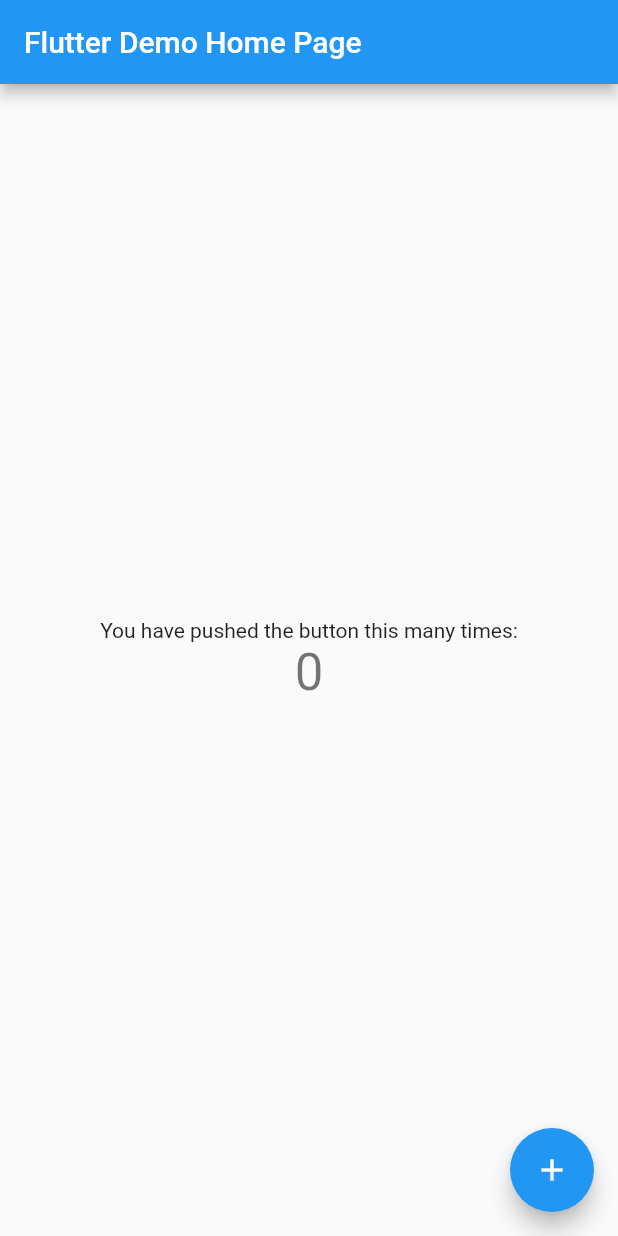
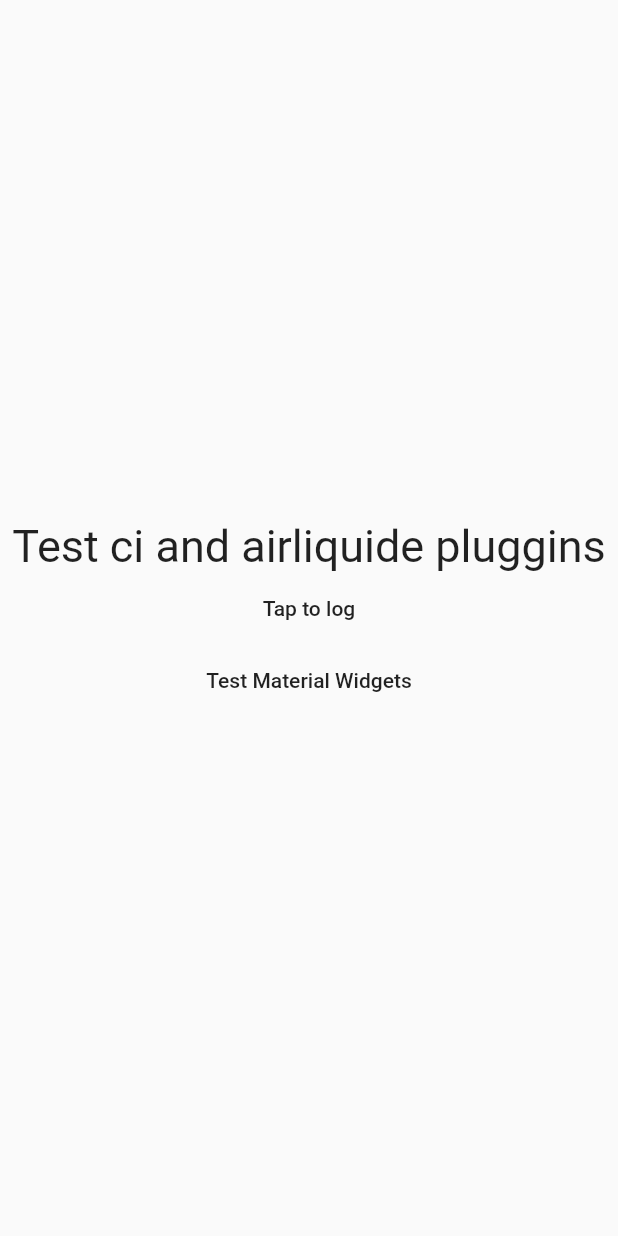
Before and after one commit to hbock-42/ci_and_pluggins_test, a Flutter app: the screen it shows after launch, on a phone screen of 412 x 824 dp. Run offline on Flutter 3.47's test engine with Material 2 defaults, Android fonts, the phone set to English and light mode, and no system bars; our stand-ins replace flutter_hooks; missing offline and left inert: fimber.

Commit message:
test hook input

```diff
--- a/lib/main.dart
+++ b/lib/main.dart
@@ -1,118 +1,31 @@
+import 'package:fimber/fimber_base.dart';
 import 'package:flutter/material.dart';
 
+import 'ui/pages/home.dart';
+
 void main() {
+  init();
   runApp(MyApp());
 }
 
 class MyApp extends StatelessWidget {
-  // This widget is the root of your application.
   @override
   Widget build(BuildContext context) {
     return MaterialApp(
       title: 'Flutter Demo',
       theme: ThemeData(
-        // This is the theme of your application.
-        //
-        // Try running your application with "flutter run". You'll see the
-        // application has a blue toolbar. Then, without quitting the app, try
-        // changing the primarySwatch below to Colors.green and then invoke
-        // "hot reload" (press "r" in the console where you ran "flutter run",
-        // or simply save your changes to "hot reload" in a Flutter IDE).
-        // Notice that the counter didn't reset back to zero; the application
-        // is not restarted.
         primarySwatch: Colors.blue,
-        // This makes the visual density adapt to the platform that you run
-        // the app on. For desktop platforms, the controls will be smaller and
-        // closer together (more dense) than on mobile platforms.
         visualDensity: VisualDensity.adaptivePlatformDensity,
       ),
-      home: MyHomePage(title: 'Flutter Demo Home Page'),
+      home: Home(),
     );
   }
 }
 
-class MyHomePage extends StatefulWidget {
-  MyHomePage({Key key, this.title}) : super(key: key);
-  // pls don't build
-
-  // This widget is the home page of your application. It is stateful, meaning
-  // that it has a State object (defined below) that contains fields that affect
-  // how it looks.
-
-  // This class is the configuration for the state. It holds the values (in this
-  // case the title) provided by the parent (in this case the App widget) and
-  // used by the build method of the State. Fields in a Widget subclass are
-  // always marked "final".
-
-  final String title;
-
-  @override
-  _MyHomePageState createState() => _MyHomePageState();
+void init() {
+  initLogger();
 }
 
-class _MyHomePageState extends State<MyHomePage> {
-  int _counter = 0;
-
-  void _incrementCounter() {
-    setState(() {
-      // This call to setState tells the Flutter framework that something has
-      // changed in this State, which causes it to rerun the build method below
-      // so that the display can reflect the updated values. If we changed
-      // _counter without calling setState(), then the build method would not be
-      // called again, and so nothing would appear to happen.
-      _counter++;
-    });
-  }
-
-  @override
-  Widget build(BuildContext context) {
-    // This method is rerun every time setState is called, for instance as done
-    // by the _incrementCounter method above.
-    //
-    // The Flutter framework has been optimized to make rerunning build methods
-    // fast, so that you can just rebuild anything that needs updating rather
-    // than having to individually change instances of widgets.
-    return Scaffold(
-      appBar: AppBar(
-        // Here we take the value from the MyHomePage object that was created by
-        // the App.build method, and use it to set our appbar title.
-        title: Text(widget.title),
-      ),
-      body: Center(
-        // Center is a layout widget. It takes a single child and positions it
-        // in the middle of the parent.
-        child: Column(
-          // Column is also a layout widget. It takes a list of children and
-          // arranges them vertically. By default, it sizes itself to fit its
-          // children horizontally, and tries to be as tall as its parent.
-          //
-          // Invoke "debug painting" (press "p" in the console, choose the
-          // "Toggle Debug Paint" action from the Flutter Inspector in Android
-          // Studio, or the "Toggle Debug Paint" command in Visual Studio Code)
-          // to see the wireframe for each widget.
-          //
-          // Column has various properties to control how it sizes itself and
-          // how it positions its children. Here we use mainAxisAlignment to
-          // center the children vertically; the main axis here is the vertical
-          // axis because Columns are vertical (the cross axis would be
-          // horizontal).
-          mainAxisAlignment: MainAxisAlignment.center,
-          children: <Widget>[
-            Text(
-              'You have pushed the button this many times:',
-            ),
-            Text(
-              '$_counter',
-              style: Theme.of(context).textTheme.headline4,
-            ),
-          ],
-        ),
-      ),
-      floatingActionButton: FloatingActionButton(
-        onPressed: _incrementCounter,
-        tooltip: 'Increment',
-        child: Icon(Icons.add),
-      ), // This trailing comma makes auto-formatting nicer for build methods.
-    );
-  }
+void initLogger() {
+  Fimber.plantTree(DebugTree());
 }
--- /dev/null
+++ b/lib/ui/pages/home.dart
@@ -0,0 +1,36 @@
+import 'package:ci_and_pluggins_test/ui/pages/TestMaterialWidgets.dart';
+
+import '../widgets/log_on_tap.dart';
+import 'package:flutter/material.dart';
+
+class Home extends StatelessWidget {
+  @override
+  Widget build(BuildContext context) {
+    return Material(
+      child: Container(
+        child: Column(
+          mainAxisAlignment: MainAxisAlignment.center,
+          children: [
+            Text(
+              'Test ci and airliquide pluggins',
+              style: TextStyle().copyWith(fontSize: 30),
+              textAlign: TextAlign.center,
+            ),
+            LogOnTap(),
+            FlatButton(
+                onPressed: () => pushTestMaterialWidgetsRoute(context),
+                child: Text('Test Material Widgets')),
+          ],
+        ),
+      ),
+    );
+  }
+
+  void pushTestMaterialWidgetsRoute(BuildContext context) {
+    Navigator.push(
+      context,
+      MaterialPageRoute(
+          builder: (context) => Material(child: TestMaterialWidgets())),
+    );
+  }
+}
--- /dev/null
+++ b/lib/ui/widgets/log_on_tap.dart
@@ -0,0 +1,21 @@
+import 'package:fimber/fimber.dart';
+import 'package:flutter/material.dart';
+
+class LogOnTap extends StatefulWidget {
+  @override
+  _LogOnTapState createState() => _LogOnTapState();
+}
+
+class _LogOnTapState extends State<LogOnTap> {
+  @override
+  void initState() {
+    super.initState();
+  }
+
+  @override
+  Widget build(BuildContext context) {
+    return FlatButton(onPressed: debugLog, child: Text("Tap to log"));
+  }
+
+  void debugLog() => Fimber.w('Fimber warning log test');
+}
```
Also changed, not shown: lib/ui/pages/TestMaterialWidgets.dart (added, +41 -0 lines), pubspec.yaml (+3 -53 lines), pubspec.lock, 1 other file.
